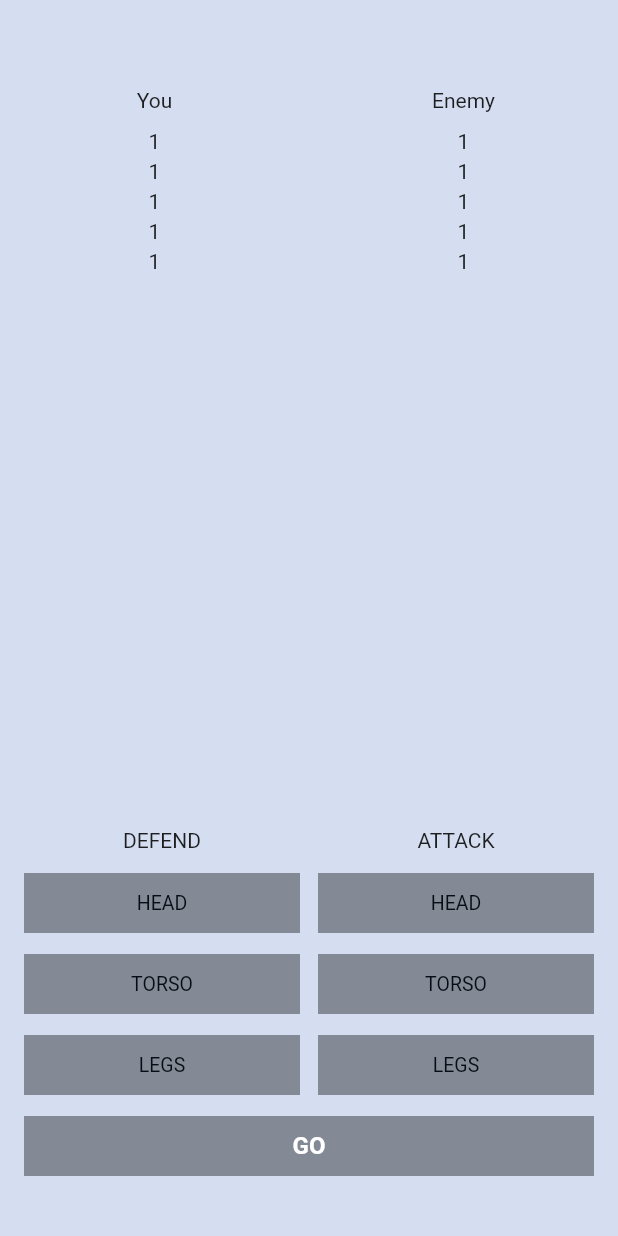
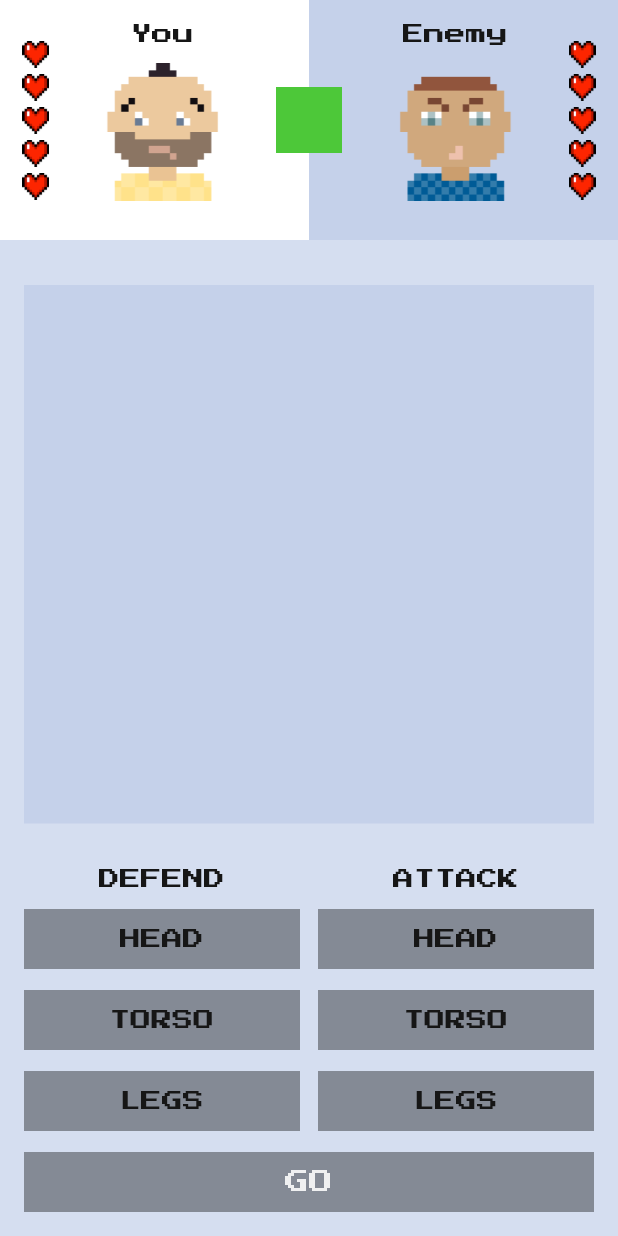
Before and after one commit to alexgelios/flutter_fight_club, a Flutter app: the screen it shows after launch, on a phone screen of 412 x 824 dp. Run offline on Flutter 3.47's test engine with Material 2 defaults, Android fonts, the phone set to English and light mode, and no system bars; our stand-ins replace google_fonts.

```diff
--- /dev/null
+++ b/lib/fight_club_colors.dart
@@ -0,0 +1,17 @@
+import 'package:flutter/material.dart';
+
+class FightClubColors {
+
+  FightClubColors._();
+
+  static Color background = const Color.fromRGBO(213, 222, 240, 1);
+  static Color greyButton = const Color.fromRGBO(0, 0, 0, 0.38);
+  static Color blueButton = const Color.fromRGBO(28, 121, 206, 1);
+  static Color greenButton = const Color.fromRGBO(77, 200, 57, 1);
+  static Color blackButton = const Color.fromRGBO(0, 0, 0, 0.87);
+  static Color darkGreyText = const Color.fromRGBO(22, 22, 22, 1);
+  static Color whiteText = const Color.fromRGBO(255, 255, 255, 0.87);
+  static Color centerBox = const Color.fromRGBO(197, 209, 234, 1);
+  static Color youSide = const Color.fromRGBO(255, 255, 255, 1);
+
+}
--- /dev/null
+++ b/lib/fight_club_icons.dart
@@ -0,0 +1,8 @@
+class FightClubIcons {
+
+  FightClubIcons._();
+
+  static const heartFull = "assets/icons/heart-full.png";
+  static const heartEmpty = "assets/icons/heart-empty.png";
+
+}
--- /dev/null
+++ b/lib/fight_club_images.dart
@@ -0,0 +1,8 @@
+class FightClubImages {
+
+  FightClubImages._();
+
+  static const youAvatar = "assets/images/you-avatar.png";
+  static const enemyAvatar = "assets/images/enemy-avatar.png";
+
+}
--- a/lib/main.dart
+++ b/lib/main.dart
@@ -1,4 +1,11 @@
+import 'dart:math';
+
+import 'package:flutter/cupertino.dart';
 import 'package:flutter/material.dart';
+import 'package:flutter_fight_club/fight_club_colors.dart';
+import 'package:flutter_fight_club/fight_club_icons.dart';
+import 'package:flutter_fight_club/fight_club_images.dart';
+import 'package:google_fonts/google_fonts.dart';
 
 void main() {
   runApp(MyApp());
@@ -7,7 +14,15 @@ void main() {
 class MyApp extends StatelessWidget {
   @override
   Widget build(BuildContext context) {
-    return MaterialApp(home: MyHomePage());
+    return MaterialApp(
+      theme: ThemeData(
+        textTheme: GoogleFonts.pressStart2pTextTheme(
+          Theme.of(context)
+              .textTheme, // If this is not set, then ThemeData.light().textTheme is used.
+        ),
+      ),
+      home: MyHomePage(),
+    );
   }
 }
 
@@ -19,100 +34,188 @@ class MyHomePage extends StatefulWidget {
 }
 
 class _MyHomePageState extends State<MyHomePage> {
+  static const maxLives = 5;
+
   BodyPart? defendingBodyPart;
   BodyPart? attackingBodyPart;
 
+  BodyPart whatEnemyAttacks = BodyPart.random();
+  BodyPart whatEnemyDefends = BodyPart.random();
+
+  int yourLives = maxLives;
+  int enemiesLives = maxLives;
+
+  String centerText = "";
 
   @override
   Widget build(BuildContext context) {
     return Scaffold(
-      backgroundColor: const Color(0xFFD5DEF0),
-      body: Column(
+      backgroundColor: FightClubColors.background,
+      body: SafeArea(
+        child: Column(
           children: [
-          SizedBox(height: 59),
-          Row(
-            children: [
-
+            FightersInfo(
+              maxLivesCount: maxLives,
+              yoursLivesCount: yourLives,
+              enemiesLivesCount: enemiesLives,
+            ),
             Expanded(
+              child: Padding(
+                padding: const EdgeInsets.symmetric(
+                  horizontal: 16,
+                  vertical: 30,
+                ),
+                child: ColoredBox(
+                  color: FightClubColors.centerBox,
+                  child: SizedBox(
+                    width: double.infinity,
+                    height: double.infinity,
                     child: Center(
-                      child: Text('You',
-                          style: TextStyle(
-                              fontWeight: FontWeight.w400, fontSize: 14)))),
-
-              Expanded(
-                  child: Center(
-                      child: Text('Enemy',
-                          style: TextStyle(
-                              fontWeight: FontWeight.w400, fontSize: 14)))),
+                      child: Text(
+                        centerText,
+                        textAlign: TextAlign.center,
+                        style: TextStyle(color: FightClubColors.darkGreyText),
+                      ),
+                    ),
+                  ),
+                ),
+              ),
+            ),
+            ControlsWidget(
+                defendingBodyPart: defendingBodyPart,
+                selectDefendingBodyPart: _selectDefendingBodyPart,
+                attackingBodyPart: attackingBodyPart,
+                selectAttackingBodyPart: _selectAttackingBodyPart),
+            SizedBox(height: 14),
+            GoButton(
+              text:
+                  yourLives == 0 || enemiesLives == 0 ? "Start new game" : "Go",
+              onTap: _onGoButtonClicked,
+              color: _getGoButtonColor(),
+            ),
+            SizedBox(height: 16),
           ],
         ),
-          SizedBox(height: 11),
-          Row(
-            children: [
-              Expanded(
-                  child: Center(
-                    child: Column(
-                      children: [
-                        Text('1', style: TextStyle(fontWeight: FontWeight.w400, fontSize: 14)),
-                        SizedBox(height: 4),
-                        Text('1', style: TextStyle(fontWeight: FontWeight.w400, fontSize: 14)),
-                        SizedBox(height: 4),
-                        Text('1', style: TextStyle(fontWeight: FontWeight.w400, fontSize: 14)),
-                        SizedBox(height: 4),
-                        Text('1', style: TextStyle(fontWeight: FontWeight.w400, fontSize: 14)),
-                        SizedBox(height: 4),
-                        Text('1', style: TextStyle(fontWeight: FontWeight.w400, fontSize: 14)),
-                        SizedBox(height: 4),
-                      ],
       ),
-                  )
-              ),
-              Expanded(
-                  child: Center(
-                    child: Column(
-                      children: [
-                        Text('1', style: TextStyle(fontWeight: FontWeight.w400, fontSize: 14)),
-                        SizedBox(height: 4),
-                        Text('1', style: TextStyle(fontWeight: FontWeight.w400, fontSize: 14)),
-                        SizedBox(height: 4),
-                        Text('1', style: TextStyle(fontWeight: FontWeight.w400, fontSize: 14)),
-                        SizedBox(height: 4),
-                        Text('1', style: TextStyle(fontWeight: FontWeight.w400, fontSize: 14)),
-                        SizedBox(height: 4),
-                        Text('1', style: TextStyle(fontWeight: FontWeight.w400, fontSize: 14)),
-                        SizedBox(height: 4),
-                      ],
-                    ),
-                  )
-              ),
-            ],
-          ),
-          Expanded(child: SizedBox()),
-          Row(
+    );
+  }
+
+  Color _getGoButtonColor() {
+    if (yourLives == 0 || enemiesLives == 0) {
+      return FightClubColors.blackButton;
+    } else if (attackingBodyPart == null || defendingBodyPart == null) {
+      return FightClubColors.greyButton;
+    } else {
+      return FightClubColors.blackButton;
+    }
+  }
+
+  void _onGoButtonClicked() {
+    if (yourLives == 0 || enemiesLives == 0) {
+      setState(() {
+        yourLives = maxLives;
+        enemiesLives = maxLives;
+      });
+    } else if (defendingBodyPart != null && attackingBodyPart != null) {
+      setState(() {
+        final bool enemyLoseLife = attackingBodyPart != whatEnemyDefends;
+        final bool youLoseLife = defendingBodyPart != whatEnemyAttacks;
+        if (enemyLoseLife) {
+          enemiesLives -= 1;
+        }
+        if (youLoseLife) {
+          yourLives -= 1;
+        }
+
+        if (enemiesLives == 0 && yourLives == 0) {
+          centerText = "Draw";
+        } else if (yourLives == 0) {
+          centerText = "You lost";
+        } else if (enemiesLives == 0) {
+          centerText = "You won";
+        } else {
+          String firstLine = enemyLoseLife
+              ? "You hit enemy's ${attackingBodyPart!.name.toLowerCase()}."
+              : "Your attack was blocked.";
+
+          String secondLine = youLoseLife
+              ? "Enemy hit your ${whatEnemyAttacks.name.toLowerCase()}."
+              : "Enemy's attack was blocked.";
+          centerText = "$firstLine\n$secondLine";
+        }
+
+        whatEnemyDefends = BodyPart.random();
+        whatEnemyAttacks = BodyPart.random();
+
+        defendingBodyPart = null;
+        attackingBodyPart = null;
+      });
+    }
+  }
+
+  void _selectDefendingBodyPart(final BodyPart value) {
+    if (yourLives == 0 || enemiesLives == 0) {
+      return;
+    }
+    setState(() {
+      defendingBodyPart = value;
+    });
+  }
+
+  void _selectAttackingBodyPart(final BodyPart value) {
+    if (yourLives == 0 || enemiesLives == 0) {
+      return;
+    }
+    setState(() {
+      attackingBodyPart = value;
+    });
+  }
+}
+
+class ControlsWidget extends StatelessWidget {
+  final BodyPart? defendingBodyPart;
+  final ValueSetter<BodyPart> selectDefendingBodyPart;
+  final BodyPart? attackingBodyPart;
+  final ValueSetter<BodyPart> selectAttackingBodyPart;
+
+  const ControlsWidget({
+    Key? key,
+    required this.defendingBodyPart,
+    required this.selectDefendingBodyPart,
+    required this.attackingBodyPart,
+    required this.selectAttackingBodyPart,
+  }) : super(key: key);
+
+  @override
+  Widget build(BuildContext context) {
+    return Row(
       mainAxisAlignment: MainAxisAlignment.center,
       children: [
         SizedBox(width: 16),
         Expanded(
           child: Column(
             children: [
-                    Text('Defend'.toUpperCase()),
-                    SizedBox(height: 14),
+              Text(
+                "Defend".toUpperCase(),
+                style: TextStyle(color: FightClubColors.darkGreyText),
+              ),
+              SizedBox(height: 13),
               BodyPartButton(
                 bodyPart: BodyPart.head,
                 selected: defendingBodyPart == BodyPart.head,
-                      bodyPartSetter: _selectDefendingBodyPart,
+                bodyPartSetter: selectDefendingBodyPart,
               ),
               SizedBox(height: 14),
               BodyPartButton(
                 bodyPart: BodyPart.torso,
                 selected: defendingBodyPart == BodyPart.torso,
-                      bodyPartSetter: _selectDefendingBodyPart,
+                bodyPartSetter: selectDefendingBodyPart,
               ),
               SizedBox(height: 14),
               BodyPartButton(
                 bodyPart: BodyPart.legs,
                 selected: defendingBodyPart == BodyPart.legs,
-                      bodyPartSetter: _selectDefendingBodyPart,
+                bodyPartSetter: selectDefendingBodyPart,
               ),
             ],
           ),
@@ -121,84 +224,175 @@ class _MyHomePageState extends State<MyHomePage> {
         Expanded(
           child: Column(
             children: [
-                    Text('Attack'.toUpperCase()),
-                    SizedBox(height: 14),
+              Text(
+                "Attack".toUpperCase(),
+                style: TextStyle(color: FightClubColors.darkGreyText),
+              ),
+              SizedBox(height: 13),
               BodyPartButton(
                 bodyPart: BodyPart.head,
                 selected: attackingBodyPart == BodyPart.head,
-                      bodyPartSetter: _selectAttackingBodyPart,
+                bodyPartSetter: selectAttackingBodyPart,
               ),
               SizedBox(height: 14),
               BodyPartButton(
                 bodyPart: BodyPart.torso,
                 selected: attackingBodyPart == BodyPart.torso,
-                      bodyPartSetter: _selectAttackingBodyPart,
+                bodyPartSetter: selectAttackingBodyPart,
               ),
               SizedBox(height: 14),
               BodyPartButton(
                 bodyPart: BodyPart.legs,
                 selected: attackingBodyPart == BodyPart.legs,
-                      bodyPartSetter: _selectAttackingBodyPart,
+                bodyPartSetter: selectAttackingBodyPart,
               ),
             ],
           ),
         ),
         SizedBox(width: 16),
       ],
-          ),
-          SizedBox(height: 14),
-          Row(
-            children: [
-              SizedBox(width: 16),
-              Expanded(
+    );
+  }
+}
+
+class GoButton extends StatelessWidget {
+  final String text;
+  final VoidCallback onTap;
+  final Color color;
+
+  const GoButton({
+    Key? key,
+    required this.onTap,
+    required this.color,
+    required this.text,
+  }) : super(key: key);
+
+  @override
+  Widget build(BuildContext context) {
+    return Padding(
+      padding: const EdgeInsets.symmetric(horizontal: 16),
       child: GestureDetector(
-                  onTap: () {
-                    if (attackingBodyPart != null && defendingBodyPart != null
-                    ) {
-                      setState(() {
-                        attackingBodyPart = null;
-                        defendingBodyPart = null;
-                      });
-                    }
-                  },
+        onTap: onTap,
         child: SizedBox(
           height: 40,
           child: ColoredBox(
-                      color: attackingBodyPart == null || defendingBodyPart == null ?
-                        Color.fromRGBO(0, 0, 0, 0.38)
-                      : Color.fromRGBO(0, 0, 0, 0.87),
+            color: color,
             child: Center(
               child: Text(
-                          'Go'.toUpperCase(),
-                          style: TextStyle(
-                              fontWeight: FontWeight.w700,
-                              fontSize: 16,
-                              color: Colors.white),
+                text.toUpperCase(),
+                style:
+                    TextStyle(fontSize: 16, color: FightClubColors.whiteText),
               ),
             ),
           ),
         ),
       ),
+    );
+  }
+}
+
+class FightersInfo extends StatelessWidget {
+  final int maxLivesCount;
+  final int yoursLivesCount;
+  final int enemiesLivesCount;
+
+  const FightersInfo({
+    Key? key,
+    required this.maxLivesCount,
+    required this.yoursLivesCount,
+    required this.enemiesLivesCount,
+  }) : super(key: key);
+
+  @override
+  Widget build(BuildContext context) {
+    return SizedBox(
+      height: 160,
+      child: Stack(children: [
+        Row(
+          crossAxisAlignment: CrossAxisAlignment.stretch,
+          children: [
+            Expanded(
+              child: ColoredBox(color: FightClubColors.youSide),
             ),
-              SizedBox(width: 16),
+            Expanded(
+              child: ColoredBox(color: FightClubColors.centerBox),
+            ),
           ],
         ),
-          SizedBox(height: 40),
+        Row(
+          mainAxisAlignment: MainAxisAlignment.spaceAround,
+          children: [
+            LivesWidget(
+              overallLivesCount: maxLivesCount,
+              currentLivesCount: yoursLivesCount,
+            ),
+            Column(
+              children: [
+                const SizedBox(height: 16),
+                Text(
+                  "You",
+                  style: TextStyle(
+                    color: FightClubColors.darkGreyText,
+                  ),
+                ),
+                const SizedBox(height: 12),
+                Image.asset(FightClubImages.youAvatar, width: 92, height: 92),
               ],
             ),
+            ColoredBox(
+              color: FightClubColors.greenButton,
+              child: SizedBox(width: 44, height: 44),
+            ),
+            Column(
+              children: [
+                const SizedBox(height: 16),
+                Text(
+                  "Enemy",
+                  style: TextStyle(
+                    color: FightClubColors.darkGreyText,
+                  ),
+                ),
+                const SizedBox(height: 12),
+                Image.asset(FightClubImages.enemyAvatar, width: 92, height: 92),
+              ],
+            ),
+            LivesWidget(
+              overallLivesCount: maxLivesCount,
+              currentLivesCount: yoursLivesCount,
+            ),
+          ],
+        ),
+      ]),
     );
   }
-
-  void _selectDefendingBodyPart(final BodyPart value) {
-    setState(() {
-      defendingBodyPart = value;
-    });
 }
 
-  void _selectAttackingBodyPart(final BodyPart value) {
-    setState(() {
-      attackingBodyPart = value;
-    });
+class LivesWidget extends StatelessWidget {
+  final int overallLivesCount;
+  final int currentLivesCount;
+
+  const LivesWidget({
+    Key? key,
+    required this.overallLivesCount,
+    required this.currentLivesCount,
+  })  : assert(overallLivesCount >= 1),
+        assert(currentLivesCount >= 0),
+        assert(currentLivesCount <= overallLivesCount),
+        super(key: key);
+
+  @override
+  Widget build(BuildContext context) {
+    return Wrap(
+        direction: Axis.vertical,
+        spacing: 4,
+        children: List.generate(overallLivesCount, (index) {
+          if (index < currentLivesCount) {
+            return Image.asset(FightClubIcons.heartFull, width: 18, height: 18);
+          } else {
+            return Image.asset(FightClubIcons.heartEmpty,
+                width: 18, height: 18);
+          }
+        }));
   }
 }
 
@@ -207,13 +401,19 @@ class BodyPart {
 
   const BodyPart._(this.name);
 
-  static const head = BodyPart._('Head');
-  static const torso = BodyPart._('Torso');
-  static const legs = BodyPart._('Legs');
+  static const head = BodyPart._("Head");
+  static const torso = BodyPart._("Torso");
+  static const legs = BodyPart._("Legs");
 
   @override
   String toString() {
     return 'BodyPart{name: $name}';
+  }
+
+  static const List<BodyPart> _values = [head, torso, legs];
+
+  static BodyPart random() {
+    return _values[Random().nextInt(_values.length)];
   }
 }
 
@@ -237,14 +437,16 @@ class BodyPartButton extends StatelessWidget {
         height: 40,
         child: ColoredBox(
           color: selected
-              ? const Color.fromRGBO(28, 121, 206, 1)
-              : Color.fromRGBO(0, 0, 0, 0.38),
+              ? FightClubColors.blueButton
+              : FightClubColors.greyButton,
           child: Center(
-            child: Text(bodyPart.name.toUpperCase(),
+            child: Text(
+              bodyPart.name.toUpperCase(),
               style: TextStyle(
-                    fontWeight: FontWeight.w400,
-                    fontSize: 13,
-                    color: Color.fromRGBO(6, 13, 20, 1))
+                color: selected
+                    ? FightClubColors.whiteText
+                    : FightClubColors.darkGreyText,
+              ),
             ),
           ),
         ),
```
Also changed, not shown: pubspec.yaml (+7 -55 lines), assets/icons/heart-empty.png (added), assets/icons/heart-full.png (added), assets/images/enemy-avatar.png (added), assets/images/you-avatar.png (added), google_fonts/PressStart2P-Regular.ttf (added), pubspec.lock, 7 other files. Lines whose indentation alone changed are shown as unchanged.
